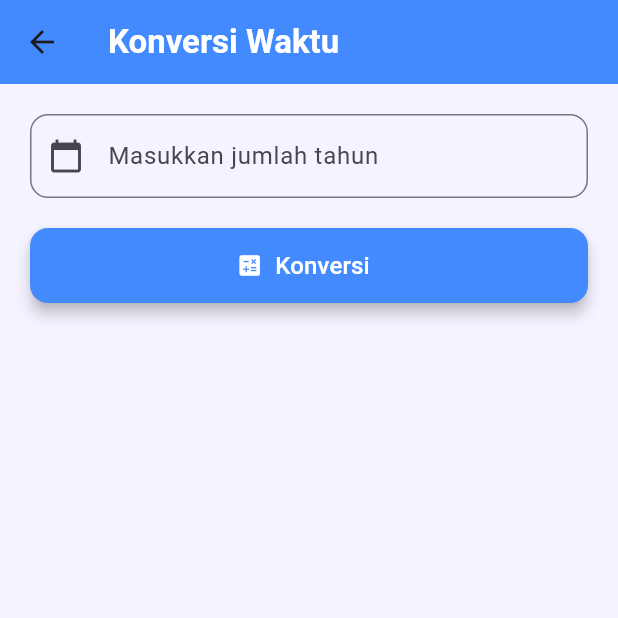
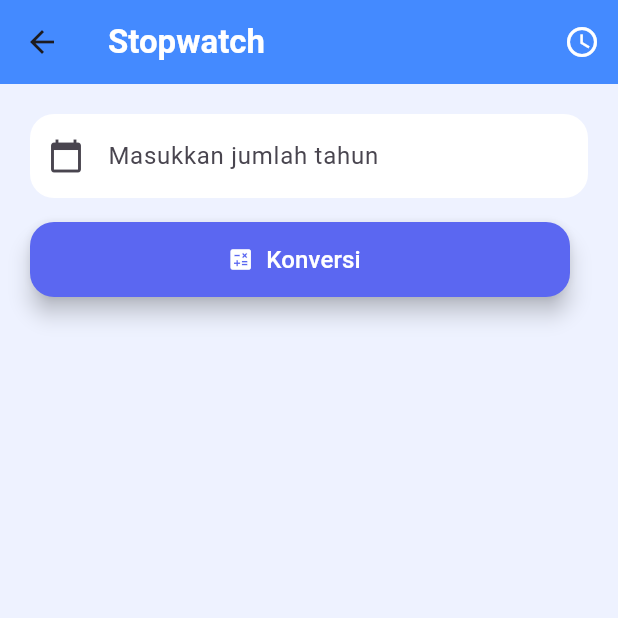
Before and after one commit to tarableisa/AppMobile_Tugas3, a Flutter app: the TimeConversionScreen screen opened by its route, on a phone screen of 412 x 824 dp, the top half of it. Run offline on Flutter 3.47's test engine with Material 3 defaults, Android fonts, the phone set to English and light mode, and no system bars; our stand-ins replace cached_network_image, flutter_map, google_fonts, latlong2, location, shared_preferences; accounts and stored records are empty; network calls fail.

Commit message:
Mengubah Code

```diff
--- a/tugas3/lib/main.dart
+++ b/tugas3/lib/main.dart
@@ -5,7 +5,7 @@ import 'package:tugas3/screens/stopwatch_screen.dart';
 import 'package:tugas3/screens/jenis_bilangan_screen.dart';
 import 'package:tugas3/screens/tracking_lbs_screen.dart';
 import 'package:tugas3/screens/time_conversion_screen.dart';
-import 'package:tugas3/screens/site_recommendation_screen.dart'; // Pastikan StopwatchScreen diimpor
+import 'package:tugas3/screens/site_recommendation_screen.dart';
 import 'package:tugas3/utils/session_manager.dart';
 
 void main() {
--- a/tugas3/lib/screens/bantuan_screen.dart
+++ b/tugas3/lib/screens/bantuan_screen.dart
@@ -51,7 +51,7 @@ class BantuanScreen extends StatelessWidget {
               child: ElevatedButton.icon(
                 onPressed: () => _logout(context),
                 icon: Icon(Icons.logout, color: Colors.white),
-                label: Text("Logout",style: TextStyle(color: Colors.white)),
+                label: Text("Logout", style: TextStyle(color: Colors.white)),
                 style: ElevatedButton.styleFrom(
                   backgroundColor: Colors.redAccent,
                 ),
--- a/tugas3/lib/screens/home_screen.dart
+++ b/tugas3/lib/screens/home_screen.dart
@@ -15,7 +15,9 @@ class _HomeScreenState extends State<HomeScreen> {
   final SessionManager _session = SessionManager();
 
   final List<Map<String, dynamic>> menuItems = [
-    {'title': 'Stopwatch', 'icon': Icons.timer, 'route': '/stopwatch'},
+    {'title': 'Stopwatch',
+    'icon': Icons.timer,
+    'route': '/stopwatch'},
     {
       'title': 'Jenis Bilangan',
       'icon': Icons.calculate,
--- a/tugas3/lib/screens/time_conversion_screen.dart
+++ b/tugas3/lib/screens/time_conversion_screen.dart
@@ -1,4 +1,5 @@
 import 'package:flutter/material.dart';
+import 'package:flutter/services.dart';
 
 class TimeConversionScreen extends StatefulWidget {
   @override
@@ -14,11 +15,21 @@ class _TimeConversionScreenState extends State<TimeConversionScreen> {
     try {
       final input = _yearController.text.trim();
 
-      if (input.isEmpty || !RegExp(r'^\d+$').hasMatch(input)) {
-        _showSnackbar('Masukkan angka yang valid!');
-        return;
-      }
+      if (input.contains('.')) {
+        // Gunakan double untuk angka desimal
+        final double year = double.parse(input);
+        final double hours = year * 365.25 * 24;
+        final double minutes = hours * 60;
+        final double seconds = minutes * 60;
 
+        setState(() {
+          _result = '$year tahun =\n'
+              '${hours.toStringAsFixed(2)} jam\n'
+              '${minutes.toStringAsFixed(2)} menit\n'
+              '${seconds.toStringAsFixed(2)} detik';
+        });
+      } else {
+        // Gunakan BigInt untuk angka bulat besar
         final BigInt year = BigInt.parse(input);
         final BigInt hours =
             year * BigInt.from(36525) ~/ BigInt.from(100) * BigInt.from(24);
@@ -28,9 +39,18 @@ class _TimeConversionScreenState extends State<TimeConversionScreen> {
         setState(() {
           _result = '$year tahun =\n$hours jam\n$minutes menit\n$seconds detik';
         });
+      }
     } catch (e) {
-      _showSnackbar('Terjadi kesalahan dalam konversi.');
+      _showSnackbar(
+          'Input bukan angka yang valid, silahkan input angka yang valid!');
     }
+  }
+
+  void _clearInput() {
+    setState(() {
+      _yearController.clear();
+      _result = '';
+    });
   }
 
   void _showSnackbar(String message) {
@@ -39,22 +59,25 @@ class _TimeConversionScreenState extends State<TimeConversionScreen> {
     );
   }
 
-  Widget _buildResultRow(IconData icon, String label, String value) {
+  Widget _buildResultRow(
+      IconData icon, String label, String value, Color color) {
     return Padding(
-      padding: const EdgeInsets.symmetric(vertical: 8.0),
+      padding: const EdgeInsets.symmetric(vertical: 6.0),
       child: Row(
         children: [
           CircleAvatar(
-            backgroundColor: Colors.white,
-            child: Icon(icon, color: Colors.blueAccent),
+            radius: 22,
+            backgroundColor: color.withOpacity(0.15),
+            child: Icon(icon, color: color),
           ),
-          SizedBox(width: 12),
+          SizedBox(width: 14),
           Expanded(
             child: Text(
               '$value $label',
               style: TextStyle(
                 fontSize: 16,
-                fontWeight: FontWeight.w500,
+                fontWeight: FontWeight.w600,
+                color: color,
               ),
             ),
           )
@@ -71,14 +94,17 @@ class _TimeConversionScreenState extends State<TimeConversionScreen> {
   @override
   Widget build(BuildContext context) {
     return Scaffold(
-      backgroundColor: Color(0xFFF5F3FF),
+      backgroundColor: const Color(0xFFEEF2FF),
       appBar: AppBar(
-        title: Text(
-          "Konversi Waktu",
+        title: const Text(
+          "Stopwatch",
           style: TextStyle(fontWeight: FontWeight.bold, color: Colors.white),
         ),
         backgroundColor: Colors.blueAccent,
-        elevation: 0,
+        actions: [
+          Icon(Icons.access_time, color: Colors.white),
+          SizedBox(width: 12),
+        ],
       ),
       body: SingleChildScrollView(
         padding: const EdgeInsets.all(20.0),
@@ -93,44 +119,57 @@ class _TimeConversionScreenState extends State<TimeConversionScreen> {
                 decoration: InputDecoration(
                   prefixIcon: Icon(Icons.calendar_today),
                   labelText: 'Masukkan jumlah tahun',
+                  filled: true,
+                  fillColor: Colors.white,
                   border: OutlineInputBorder(
-                    borderRadius: BorderRadius.circular(12),
+                    borderRadius: BorderRadius.circular(16),
+                    borderSide: BorderSide.none,
                   ),
                 ),
               ),
-              SizedBox(height: 20),
-              ElevatedButton.icon(
+              SizedBox(height: 16),
+              Row(
+                children: [
+                  Expanded(
+                    child: ElevatedButton.icon(
                       onPressed: _convertTime,
                       style: ElevatedButton.styleFrom(
-                  backgroundColor: Colors.blueAccent,
+                        backgroundColor: Color(0xFF5B67F1),
                         minimumSize: Size(double.infinity, 50),
                         shape: RoundedRectangleBorder(
-                    borderRadius: BorderRadius.circular(12),
+                          borderRadius: BorderRadius.circular(16),
                         ),
-                  elevation: 4,
+                        elevation: 6,
                       ),
-                icon: Icon(Icons.calculate, color: Colors.white,),
+                      icon: Icon(Icons.calculate, color: Colors.white),
                       label: Text(
                         'Konversi',
                         style: TextStyle(fontSize: 16, color: Colors.white),
                       ),
                     ),
+                  ),
+                  SizedBox(width: 12),
+                  if (_result.isNotEmpty)
+                    IconButton(
+                      icon: Icon(Icons.clear, color: Colors.redAccent),
+                      tooltip: 'Bersihkan',
+                      onPressed: _clearInput,
+                    ),
+                ],
+              ),
               if (_result.isNotEmpty)
                 Container(
                   width: double.infinity,
-                  margin: EdgeInsets.only(top: 20),
-                  padding: EdgeInsets.all(20),
+                  margin: EdgeInsets.only(top: 24),
+                  padding: EdgeInsets.all(24),
                   decoration: BoxDecoration(
-                    gradient: LinearGradient(
-                      colors: [Color(0xFFa1c4fd), Color(0xFFc2e9fb)],
-                      begin: Alignment.topLeft,
-                      end: Alignment.bottomRight,
-                    ),
-                    borderRadius: BorderRadius.circular(20),
+                    color:
+                        Color(0xFFE3E7FF), // Warna solid pastel biru keunguan
+                    borderRadius: BorderRadius.circular(24),
                     boxShadow: [
                       BoxShadow(
                         color: Colors.black12,
-                        blurRadius: 10,
+                        blurRadius: 8,
                         offset: Offset(2, 4),
                       ),
                     ],
@@ -142,21 +181,22 @@ class _TimeConversionScreenState extends State<TimeConversionScreen> {
                         child: Text(
                           '${_yearController.text} Tahun =',
                           style: TextStyle(
-                            fontSize: 20,
+                            fontSize: 22,
                             fontWeight: FontWeight.bold,
+                            color: Colors.indigo[900],
                           ),
                         ),
                       ),
-                      SizedBox(height: 20),
-                      _buildResultRow(
-                          Icons.schedule, "Jam", _extractPart(_result, 1)),
-                      _buildResultRow(
-                          Icons.timelapse, "Menit", _extractPart(_result, 2)),
-                      _buildResultRow(
-                          Icons.av_timer, "Detik", _extractPart(_result, 3)),
+                      SizedBox(height: 24),
+                      _buildResultRow(Icons.schedule, "Jam",
+                          _extractPart(_result, 1), Colors.indigo),
+                      _buildResultRow(Icons.timelapse, "Menit",
+                          _extractPart(_result, 2), Colors.teal),
+                      _buildResultRow(Icons.av_timer, "Detik",
+                          _extractPart(_result, 3), Colors.deepOrange),
                     ],
                   ),
-                ),
+                )
             ],
           ),
         ),
```
Also changed, not shown: tugas3/lib/screens/jenis_bilangan_screen.dart (+9 -5 lines), tugas3/lib/screens/site_recommendation_screen.dart (+73 -15 lines), tugas3/lib/screens/stopwatch_screen.dart (+10 -4 lines), tugas3/lib/screens/tracking_lbs_screen.dart (+5 -2 lines). Lines whose indentation alone changed are shown as unchanged.
